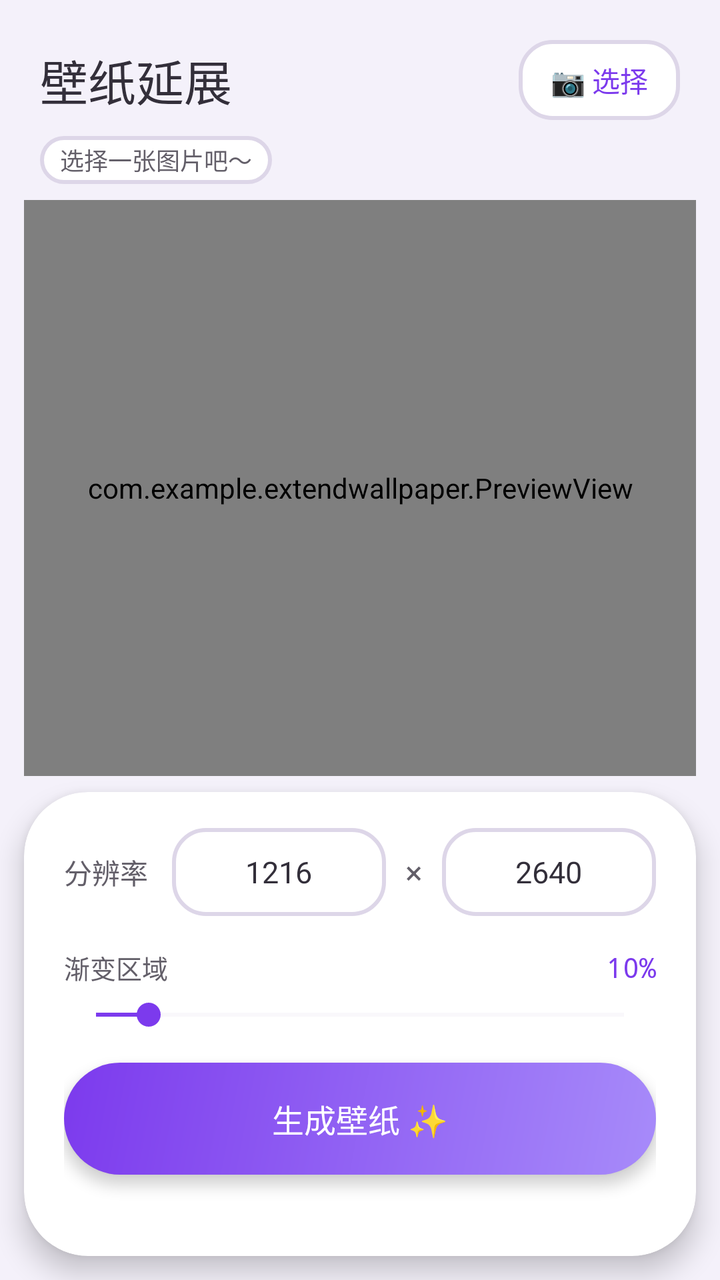
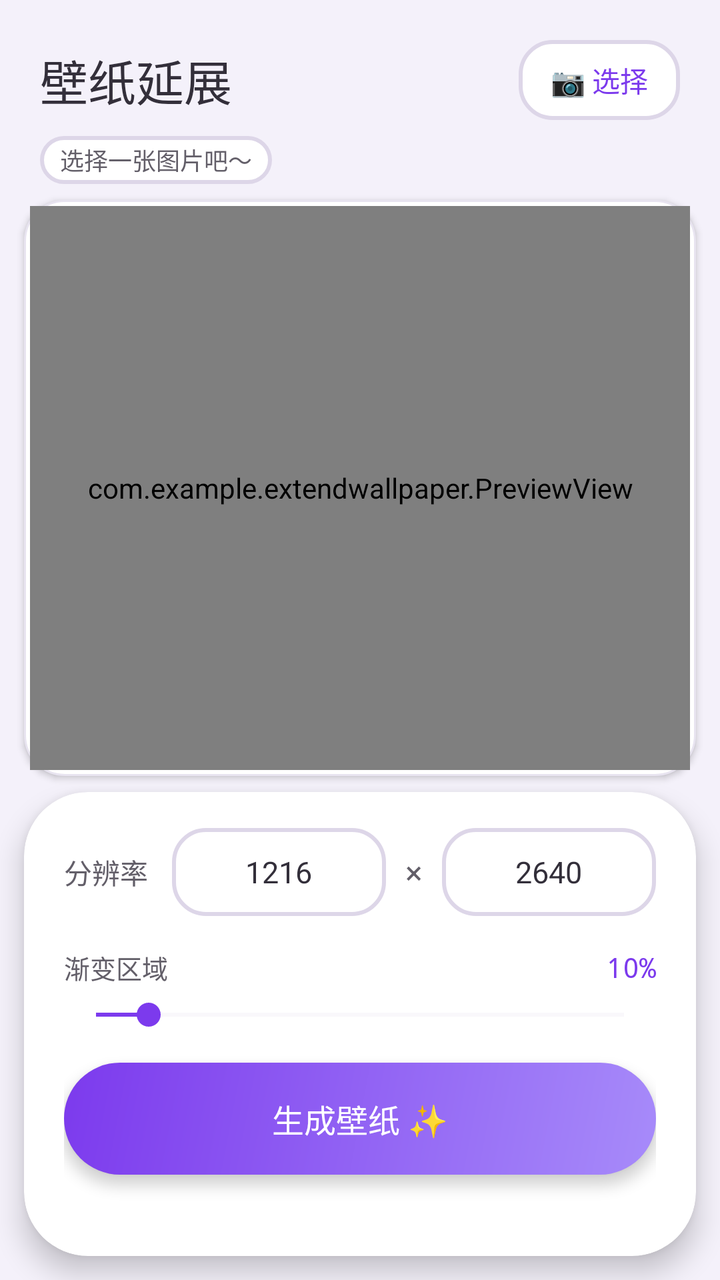

An Android layout rendered at two revisions. The XML below is the earlier revision; the diff shows what the commit changed to produce the second picture.
<!-- AndroidManifest.xml: application theme Theme.ExtendWallpaper -->
<!-- res/layout/activity_main.xml -->
<?xml version="1.0" encoding="utf-8"?>
<LinearLayout xmlns:android="http://schemas.android.com/apk/res/android"
    xmlns:app="http://schemas.android.com/apk/res-auto"
    android:layout_width="match_parent"
    android:layout_height="match_parent"
    android:orientation="vertical"
    android:background="@color/bg"
    android:fitsSystemWindows="true">

    
    <LinearLayout
        android:layout_width="match_parent"
        android:layout_height="56dp"
        android:gravity="center_vertical"
        android:paddingHorizontal="20dp"
        android:layout_marginTop="12dp">

        <TextView
            android:layout_width="0dp"
            android:layout_weight="1"
            android:layout_height="wrap_content"
            android:text="壁纸延展"
            android:textSize="24sp"
            android:textColor="@color/text_primary"
            android:fontFamily="sans-serif-medium" />

        <TextView
            android:id="@+id/btnPickImage"
            android:layout_width="wrap_content"
            android:layout_height="40dp"
            android:gravity="center"
            android:paddingHorizontal="16dp"
            android:text="📷 选择"
            android:textSize="14sp"
            android:textColor="@color/accent_primary"
            android:background="@drawable/input_field_bg"
            android:clickable="true"
            android:focusable="true" />
    </LinearLayout>

    
    <TextView
        android:id="@+id/tvImageInfo"
        android:layout_width="wrap_content"
        android:layout_height="24dp"
        android:layout_marginStart="20dp"
        android:layout_marginBottom="4dp"
        android:gravity="center_vertical"
        android:text="选择一张图片吧～"
        android:textSize="12sp"
        android:textColor="@color/text_muted"
        android:paddingHorizontal="10dp"
        android:background="@drawable/input_field_bg" />

    
    <com.example.extendwallpaper.PreviewView
        android:id="@+id/previewView"
        android:layout_width="match_parent"
        android:layout_height="0dp"
        android:layout_weight="1"
        android:layout_marginHorizontal="12dp"
        android:layout_marginTop="4dp"
        android:layout_marginBottom="8dp" />

    
    <androidx.cardview.widget.CardView
        android:layout_width="match_parent"
        android:layout_height="wrap_content"
        android:layout_marginStart="12dp"
        android:layout_marginEnd="12dp"
        android:layout_marginBottom="12dp"
        app:cardCornerRadius="32dp"
        app:cardElevation="8dp"
        app:cardBackgroundColor="@color/surface"
        android:clipChildren="false">

        <LinearLayout
            android:layout_width="match_parent"
            android:layout_height="wrap_content"
            android:orientation="vertical"
            android:paddingHorizontal="20dp"
            android:paddingTop="16dp"
            android:paddingBottom="20dp">

            
            <LinearLayout
                android:layout_width="match_parent"
                android:layout_height="48dp"
                android:orientation="horizontal"
                android:gravity="center_vertical"
                android:layout_marginBottom="14dp">

                <TextView
                    android:layout_width="wrap_content"
                    android:layout_height="wrap_content"
                    android:text="分辨率"
                    android:textSize="14sp"
                    android:textColor="@color/text_muted"
                    android:layout_marginEnd="12dp" />

                <EditText
                    android:id="@+id/etPhoneWidth"
                    android:layout_width="0dp"
                    android:layout_weight="1"
                    android:layout_height="44dp"
                    android:inputType="number"
                    android:text="1216"
                    android:textColor="@color/text_primary"
                    android:textColorHint="#C4BFD0"
                    android:textSize="15sp"
                    android:gravity="center"
                    android:background="@drawable/input_field_bg" />

                <TextView
                    android:layout_width="28dp"
                    android:layout_height="44dp"
                    android:gravity="center"
                    android:text="×"
                    android:textSize="16sp"
                    android:textColor="@color/text_muted" />

                <EditText
                    android:id="@+id/etPhoneHeight"
                    android:layout_width="0dp"
                    android:layout_weight="1"
                    android:layout_height="44dp"
                    android:inputType="number"
                    android:text="2640"
                    android:textColor="@color/text_primary"
                    android:textColorHint="#C4BFD0"
                    android:textSize="15sp"
                    android:gravity="center"
                    android:background="@drawable/input_field_bg" />
            </LinearLayout>

            
            <LinearLayout
                android:layout_width="match_parent"
                android:layout_height="wrap_content"
                android:gravity="center_vertical"
                android:layout_marginBottom="2dp">

                <TextView
                    android:layout_width="0dp"
                    android:layout_weight="1"
                    android:layout_height="wrap_content"
                    android:text="渐变区域"
                    android:textSize="13sp"
                    android:textColor="@color/text_muted" />

                <TextView
                    android:id="@+id/tvModifyZone"
                    android:layout_width="wrap_content"
                    android:layout_height="wrap_content"
                    android:text="10%"
                    android:textSize="14sp"
                    android:textColor="@color/accent_primary"
                    android:fontFamily="monospace" />
            </LinearLayout>

            <SeekBar
                android:id="@+id/sbModifyZone"
                android:layout_width="match_parent"
                android:layout_height="24dp"
                android:max="100"
                android:progress="10"
                android:thumbTint="@color/accent_primary"
                android:progressTint="@color/accent_primary"
                android:progressBackgroundTint="#E8E4F0"
                android:layout_marginBottom="12dp" />

            
            <LinearLayout
                android:id="@+id/btnGenerate"
                android:layout_width="match_parent"
                android:layout_height="56dp"
                android:gravity="center"
                android:background="@drawable/btn_primary"
                android:clickable="true"
                android:focusable="true"
                android:elevation="4dp">

                <ProgressBar
                    android:id="@+id/progressBar"
                    android:layout_width="20dp"
                    android:layout_height="20dp"
                    android:layout_marginEnd="8dp"
                    android:visibility="gone"
                    android:indeterminateTint="@color/text_on_primary" />

                <TextView
                    android:layout_width="wrap_content"
                    android:layout_height="wrap_content"
                    android:text="生成壁纸 ✨"
                    android:textSize="16sp"
                    android:textColor="@color/text_on_primary"
                    android:fontFamily="sans-serif-medium" />
            </LinearLayout>

            <TextView
                android:id="@+id/tvResult"
                android:layout_width="match_parent"
                android:layout_height="wrap_content"
                android:layout_marginTop="6dp"
                android:textSize="11sp"
                android:textColor="@color/text_muted"
                android:gravity="center" />
        </LinearLayout>
    </androidx.cardview.widget.CardView>

</LinearLayout>
<!-- resources referenced by this layout -->
<resources>
  <color name="accent_primary">#7C3AED</color>
  <color name="bg">#F4F1FA</color>
  <color name="surface">#FFFFFF</color>
  <color name="text_muted">#635F69</color>
  <color name="text_on_primary">#FFFFFF</color>
  <color name="text_primary">#332F3A</color>
  <!-- drawable btn_primary (drawable) -->
  <?xml version="1.0" encoding="utf-8"?>
  <shape xmlns:android="http://schemas.android.com/apk/res/android">
      <gradient android:startColor="#A78BFA" android:endColor="#7C3AED" android:angle="135" />
      <corners android:radius="28dp" />
  </shape>
  <!-- drawable input_field_bg (drawable) -->
  <?xml version="1.0" encoding="utf-8"?>
  <shape xmlns:android="http://schemas.android.com/apk/res/android">
      <solid android:color="#FFFFFF" />
      <corners android:radius="16dp" />
      <stroke android:width="2dp" android:color="#DDD6E8" />
  </shape>
  <style name="Theme.ExtendWallpaper" parent="Theme.MaterialComponents.Light.NoActionBar">
          <item name="colorPrimary">@color/accent_primary</item>
          <item name="colorPrimaryVariant">@color/accent_light</item>
          <item name="colorOnPrimary">@color/text_on_primary</item>
          <item name="colorSecondary">@color/accent_secondary</item>
          <item name="android:statusBarColor">@color/bg</item>
          <item name="android:navigationBarColor">@color/surface</item>
      </style>
  <color name="accent_light">#A78BFA</color>
  <color name="accent_secondary">#DB2777</color>
</resources>

<!-- the commit's change to res/layout/activity_main.xml (unified diff, before → after) -->
@@ -53,14 +53,23 @@
         android:background="@drawable/input_field_bg" />
 
     
-    <com.example.extendwallpaper.PreviewView
-        android:id="@+id/previewView"
+    <FrameLayout
         android:layout_width="match_parent"
         android:layout_height="0dp"
         android:layout_weight="1"
         android:layout_marginHorizontal="12dp"
         android:layout_marginTop="4dp"
-        android:layout_marginBottom="8dp" />
+        android:layout_marginBottom="8dp"
+        android:background="@drawable/preview_frame"
+        android:elevation="2dp"
+        android:clipChildren="true">
+
+        <com.example.extendwallpaper.PreviewView
+            android:id="@+id/previewView"
+            android:layout_width="match_parent"
+            android:layout_height="match_parent"
+            android:layout_margin="3dp" />
+    </FrameLayout>
 
     
     <androidx.cardview.widget.CardView
<!-- resource entries referenced after the edit -->
@@ -19,6 +19,13 @@
       <corners android:radius="16dp" />
       <stroke android:width="2dp" android:color="#DDD6E8" />
   </shape>
+  <!-- drawable preview_frame (drawable) -->
+  <?xml version="1.0" encoding="utf-8"?>
+  <shape xmlns:android="http://schemas.android.com/apk/res/android">
+      <solid android:color="@color/surface" />
+      <corners android:radius="20dp" />
+      <stroke android:width="1dp" android:color="#E8E4F0" />
+  </shape>
   <style name="Theme.ExtendWallpaper" parent="Theme.MaterialComponents.Light.NoActionBar">
           <item name="colorPrimary">@color/accent_primary</item>
           <item name="colorPrimaryVariant">@color/accent_light</item>
